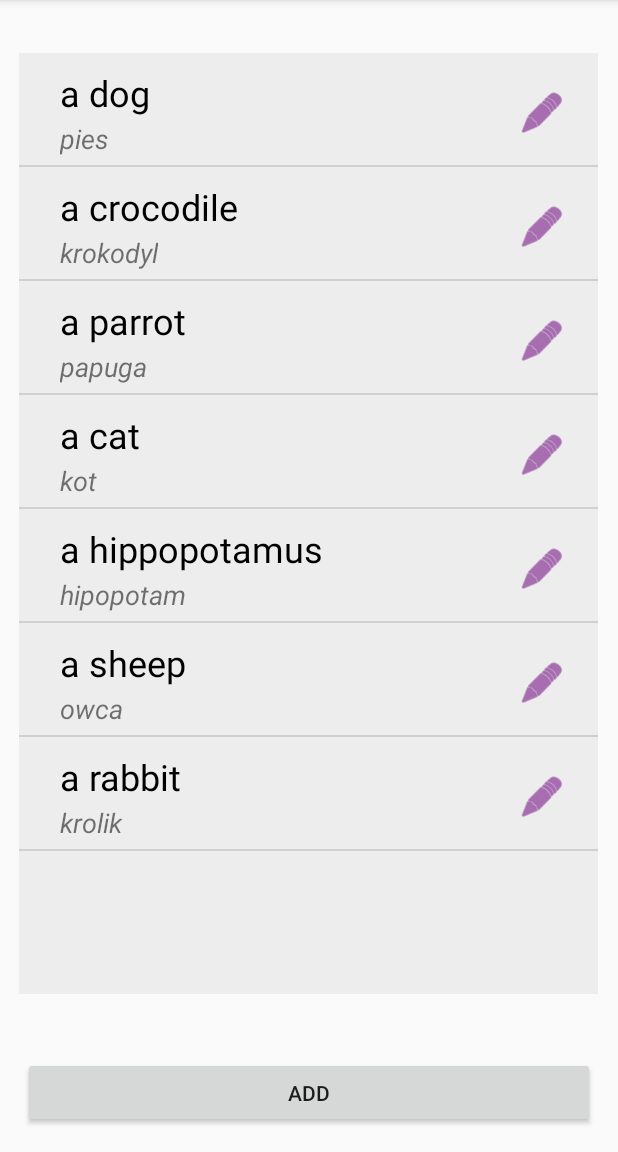
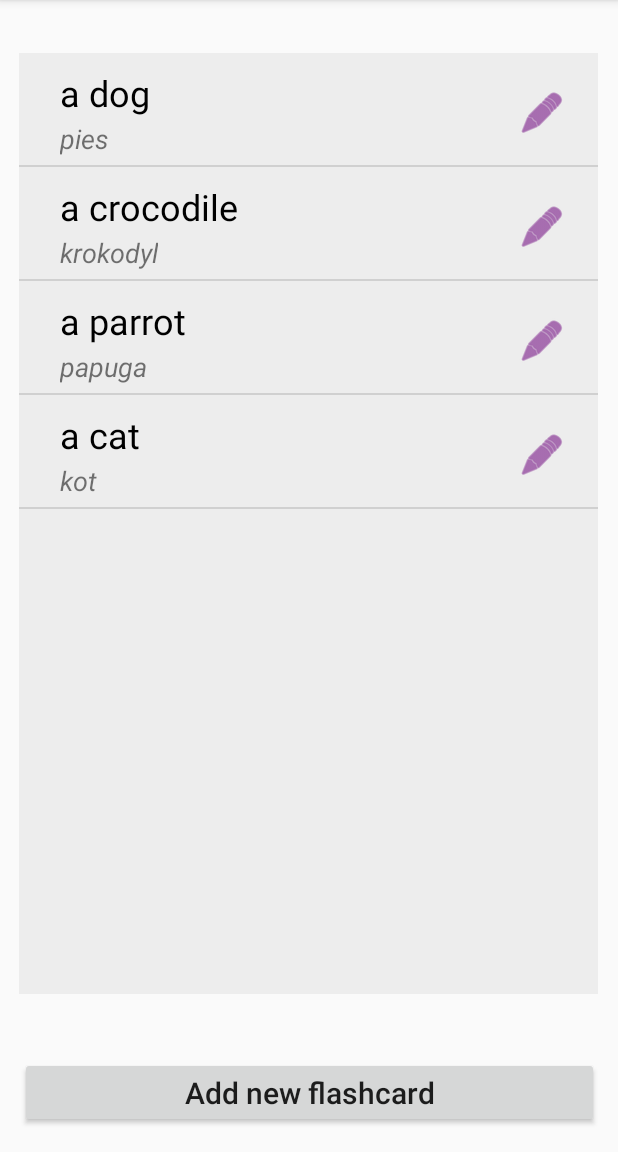
Before and after one commit to k-teo/octolearn, an Android app: the ListOfWordsActivity screen opened directly, with no data from a screen before it, on a phone screen of 412 x 824 dp, the part 84-1236 px from its top. Run offline under Robolectric (Android 15) with nearby library versions, the phone set to English and light mode, and no system bars.

Commit message:
createFlashcard upgrade

```diff
--- a/app/src/main/java/com/octolearn/ListOfWordsActivity.java
+++ b/app/src/main/java/com/octolearn/ListOfWordsActivity.java
@@ -3,34 +3,43 @@ package com.octolearn;
 import androidx.appcompat.app.AppCompatActivity;
 
 import android.content.Intent;
-import android.content.res.Resources;
 import android.os.Bundle;
-import android.os.Parcelable;
 import android.view.View;
 import android.widget.Button;
 import android.widget.ListView;
+import java.util.ArrayList;
 
 
 public class ListOfWordsActivity extends AppCompatActivity {
 
-    ListView wordsListView;
-    String[] foreign_words;
-    String[] native_words;
-
-
+    public static ListView wordsListView;
+    public static ArrayList<String> foreign_words;
+    public static ArrayList<String> native_words;
 
     @Override
     protected void onCreate(Bundle savedInstanceState) {
         super.onCreate(savedInstanceState);
         setContentView(R.layout.activity_list_of_words);
 
+        //Resources res = getResources();
+        wordsListView = (ListView) findViewById(R.id.wordsListView);
+        //foreign_words = res.getStringArray(R.array.foreign_words);
+        //native_words = res.getStringArray(R.array.native_words);
 
-        Resources res = getResources();
-        wordsListView = (ListView) findViewById(R.id.wordsListView);
-        foreign_words = res.getStringArray(R.array.foreign_words);
-        native_words = res.getStringArray(R.array.native_words);
+        foreign_words = new ArrayList<>();
+        foreign_words.add("a dog");
+        foreign_words.add("a crocodile");
+        foreign_words.add("a parrot");
+        foreign_words.add("a cat");
+
+        native_words = new ArrayList<>();
+        native_words.add("pies");
+        native_words.add("krokodyl");
+        native_words.add("papuga");
+        native_words.add("kot");
 
         WordsAdapter wordsAdapter = new WordsAdapter(this, foreign_words, native_words);
+        wordsListView.setAdapter(wordsAdapter);
         wordsListView.setAdapter(wordsAdapter);
 
         Button button = (Button) findViewById(R.id.add);
@@ -42,5 +51,4 @@ public class ListOfWordsActivity extends AppCompatActivity {
         });
     }
 
-
 }
--- a/app/src/main/java/com/octolearn/WordsAdapter.java
+++ b/app/src/main/java/com/octolearn/WordsAdapter.java
@@ -6,16 +6,15 @@ import android.view.View;
 import android.view.ViewGroup;
 import android.widget.BaseAdapter;
 import android.widget.TextView;
-
-import org.w3c.dom.Text;
+import java.util.ArrayList;
 
 public class WordsAdapter extends BaseAdapter {
 
     LayoutInflater mInflater;
-    String[] foreign_words;
-    String[] native_words;
+    ArrayList<String> foreign_words;
+    ArrayList<String> native_words;
 
-    public WordsAdapter(Context context, String[] foreign_words, String[] native_words){
+    public WordsAdapter(Context context, ArrayList<String> foreign_words, ArrayList<String> native_words){
         this.foreign_words = foreign_words;
         this.native_words = native_words;
         mInflater = (LayoutInflater) context.getSystemService(Context.LAYOUT_INFLATER_SERVICE);
@@ -23,12 +22,12 @@ public class WordsAdapter extends BaseAdapter {
 
     @Override
     public int getCount() {
-        return foreign_words.length;
+        return foreign_words.size();
     }
 
     @Override
     public Object getItem(int position) {
-        return foreign_words[position];
+        return foreign_words.get(position);
     }
 
     @Override
@@ -42,8 +41,8 @@ public class WordsAdapter extends BaseAdapter {
         TextView wordTextView = (TextView) v.findViewById(R.id.wordTextView);
         TextView translationTextView = (TextView) v.findViewById(R.id.translationTextView);
 
-        String word = foreign_words[position];
-        String translation = native_words[position];
+        String word = foreign_words.get(position);
+        String translation = native_words.get(position);
 
         wordTextView.setText(word);
         translationTextView.setText(translation);
--- a/app/src/main/res/drawable/catalog_button.xml
+++ b/app/src/main/res/drawable/catalog_button.xml
@@ -1,5 +1,5 @@
 <?xml version="1.0" encoding="utf-8"?>
 <shape xmlns:android="http://schemas.android.com/apk/res/android" android:shape="rectangle">
-    <solid android:color="#EEE7F0" />
-    <corners android:radius="4dp" />
+    <solid android:color="#EFEFEF" />
+    <corners android:radius="1dp" />
 </shape>
--- a/app/src/main/res/layout/activity_create_flashcard.xml
+++ b/app/src/main/res/layout/activity_create_flashcard.xml
@@ -48,15 +48,13 @@
         android:id="@+id/transcriptionPlainText"
         android:layout_width="285dp"
         android:layout_height="49dp"
-        android:layout_marginBottom="240dp"
+        android:layout_marginTop="32dp"
         android:ems="10"
         android:hint="@string/transcription"
         android:inputType="textPersonName"
-        app:layout_constraintBottom_toBottomOf="parent"
         app:layout_constraintEnd_toEndOf="parent"
         app:layout_constraintStart_toStartOf="parent"
-        app:layout_constraintTop_toBottomOf="@+id/samplePlainText"
-        app:layout_constraintVertical_bias="0.439" />
+        app:layout_constraintTop_toBottomOf="@+id/samplePlainText" />
 
     <Button
         android:id="@+id/add_flashcard"
--- a/app/src/main/res/layout/activity_list_of_words.xml
+++ b/app/src/main/res/layout/activity_list_of_words.xml
@@ -21,11 +21,15 @@
 
     <Button
         android:id="@+id/add"
-        android:layout_width="381dp"
+        android:layout_width="386dp"
         android:layout_height="47dp"
         android:layout_marginBottom="16dp"
-        android:text="Add"
+        android:textAllCaps="false"
+        android:textSize="20sp"
+        android:text="Add new flashcard"
         app:layout_constraintBottom_toBottomOf="parent"
         app:layout_constraintEnd_toEndOf="parent"
-        app:layout_constraintStart_toStartOf="parent" />
+        app:layout_constraintStart_toStartOf="parent"
+        app:layout_constraintTop_toBottomOf="@+id/wordsListView"
+        app:layout_constraintVertical_bias="1.0" />
 </androidx.constraintlayout.widget.ConstraintLayout>
```
Also changed, not shown: app/src/main/java/com/octolearn/CreateFlashcardActivity.java (+9 -9 lines).
